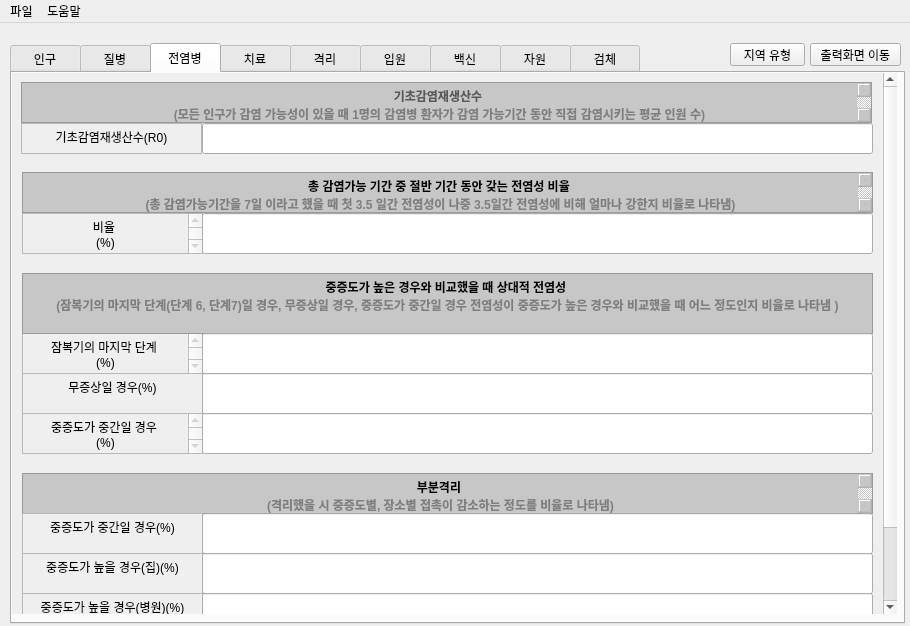
Above: KFLU/mainwindow.ui from Jooss287/K-Flu before the change. Below: the same form after it.
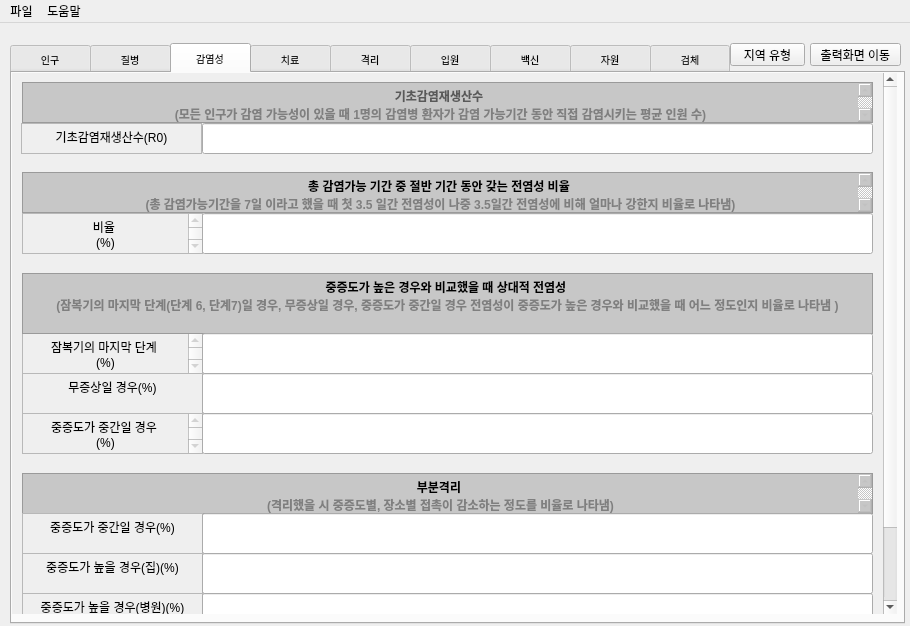
That is the form after the change. The open tabs and pages were chosen to show the change. Custom widgets are drawn as their Qt base class.

Commit message: changed resource output

The edit to the form file:
```diff
--- a/KFLU/mainwindow.ui
+++ b/KFLU/mainwindow.ui
@@ -45,7 +45,7 @@
       </size>
      </property>
      <property name="styleSheet">
-      <string notr="true">QTabBar::tab {font-family:'맑은 고딕'; height: 30px; width:70px; }</string>
+      <string notr="true">QTabBar::tab {font-size:10px;font-family:'맑은 고딕'; height: 30px; width:80px; }</string>
      </property>
      <property name="tabPosition">
       <enum>QTabWidget::North</enum>
@@ -2497,7 +2497,7 @@
      </widget>
      <widget class="QWidget" name="tab_3">
       <attribute name="title">
-       <string>전염병</string>
+       <string>감염성</string>
       </attribute>
       <widget class="QScrollArea" name="scrollArea_2">
        <property name="geometry">
@@ -2552,7 +2552,7 @@
          </property>
          <property name="geometry">
           <rect>
-           <x>9</x>
+           <x>10</x>
            <y>9</y>
            <width>851</width>
            <height>41</height>
@@ -5563,7 +5563,7 @@
       </size>
      </property>
      <property name="styleSheet">
-      <string notr="true">QTabBar::tab {font-family:'맑은 고딕'; height: 30px; width:70px; }</string>
+      <string notr="true">QTabBar::tab {font-size:10px;font-family:'맑은 고딕'; height: 30px; width:90px; }</string>
      </property>
      <property name="tabPosition">
       <enum>QTabWidget::North</enum>
@@ -6015,8 +6015,8 @@
     <widget class="QPushButton" name="startButton">
      <property name="geometry">
       <rect>
-       <x>730</x>
-       <y>530</y>
+       <x>710</x>
+       <y>500</y>
        <width>161</width>
        <height>61</height>
       </rect>
@@ -6026,6 +6026,9 @@
        <pointsize>12</pointsize>
       </font>
      </property>
+     <property name="styleSheet">
+      <string notr="true">font-color:rgb(155, 187, 89);</string>
+     </property>
      <property name="text">
       <string>시작</string>
      </property>
@@ -6212,8 +6215,8 @@
    <widget class="QWidget" name="csvWidget" native="true">
     <property name="geometry">
      <rect>
-      <x>30</x>
-      <y>170</y>
+      <x>20</x>
+      <y>190</y>
       <width>851</width>
       <height>201</height>
      </rect>
@@ -6293,50 +6296,74 @@
         <x>30</x>
         <y>110</y>
         <width>70</width>
-        <height>17</height>
+        <height>20</height>
        </rect>
       </property>
       <property name="text">
        <string>감염자</string>
       </property>
+      <property name="checked">
+       <bool>true</bool>
+      </property>
+      <property name="autoRepeat">
+       <bool>true</bool>
+      </property>
+      <property name="autoExclusive">
+       <bool>false</bool>
+      </property>
+      <attribute name="buttonGroup">
+       <string notr="true">buttonGroup_3</string>
+      </attribute>
      </widget>
      <widget class="QCheckBox" name="checkBox_7">
       <property name="geometry">
        <rect>
-        <x>180</x>
+        <x>130</x>
         <y>110</y>
-        <width>70</width>
-        <height>17</height>
+        <width>191</width>
+        <height>20</height>
        </rect>
       </property>
       <property name="text">
-       <string>의료자원</string>
+       <string>필요 병상 수 및 외래환자 수(일일)</string>
       </property>
+      <property name="checked">
+       <bool>false</bool>
+      </property>
+      <property name="autoRepeat">
+       <bool>true</bool>
+      </property>
+      <property name="autoExclusive">
+       <bool>false</bool>
+      </property>
+      <attribute name="buttonGroup">
+       <string notr="true">buttonGroup_3</string>
+      </attribute>
      </widget>
      <widget class="QCheckBox" name="checkBox_8">
       <property name="geometry">
        <rect>
-        <x>340</x>
+        <x>600</x>
         <y>110</y>
         <width>70</width>
-        <height>17</height>
+        <height>20</height>
        </rect>
       </property>
       <property name="text">
-       <string>검체수</string>
+       <string>의료자원</string>
       </property>
      </widget>
      <widget class="QCheckBox" name="checkBox_9">
       <property name="geometry">
        <rect>
-        <x>500</x>
+        <x>720</x>
         <y>110</y>
         <width>70</width>
-        <height>17</height>
+        <height>20</height>
        </rect>
       </property>
       <property name="text">
-       <string>일일</string>
+       <string>검체수</string>
       </property>
      </widget>
      <widget class="QCheckBox" name="checkBox_10">
```
Left out of the diff: 253 changed lines with no effect on the pictures. The commit also changes 2 other files.
